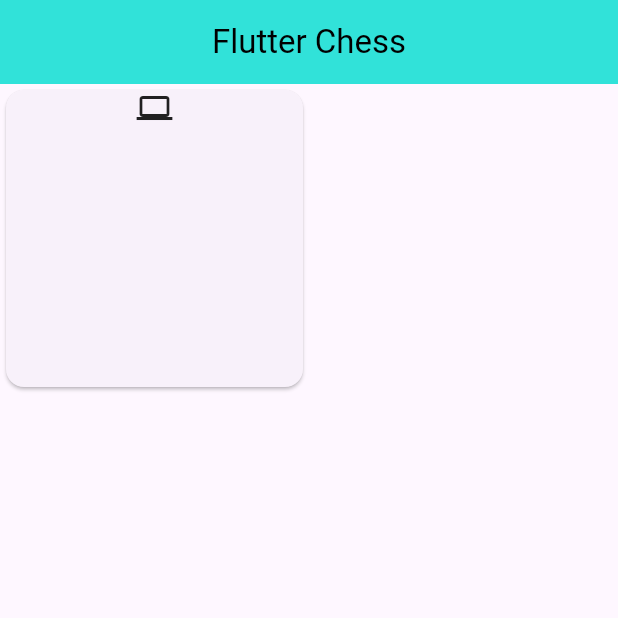
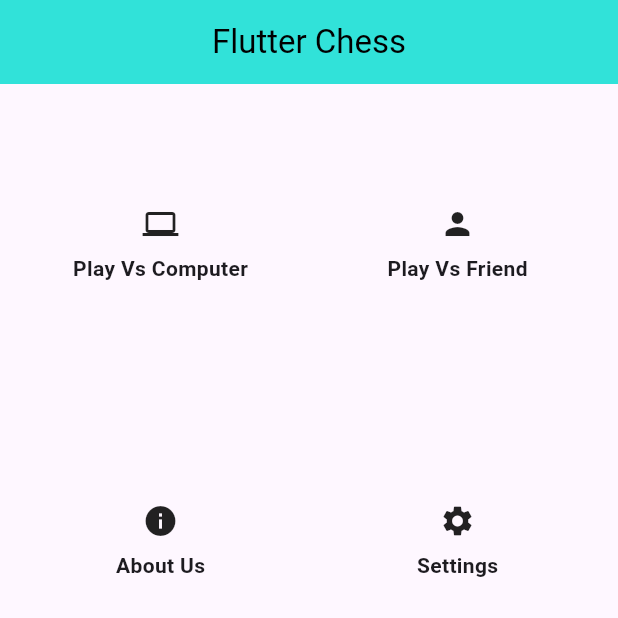
Before and after one commit to infomotin/chess_, a Flutter app: the screen it shows after launch, on a phone screen of 412 x 824 dp, the top half of it. Run offline on Flutter 3.47's test engine with Material 3 defaults, Android fonts, the phone set to English and light mode, and no system bars; missing offline and left inert: bishop, dart:html, square_bishop, squares.

Commit message:
HomeScreen and GameScreen Screen Splite

```diff
--- a/lib/main_screen/home_screen.dart
+++ b/lib/main_screen/home_screen.dart
@@ -1,4 +1,7 @@
 import 'dart:math';
+import 'package:chess/main_screen/about_screen.dart';
+import 'package:chess/main_screen/game_time_screen.dart';
+import 'package:chess/main_screen/setting_screen.dart';
 import 'package:flutter/material.dart';
 
 class HomeScreen extends StatefulWidget {
@@ -19,18 +22,77 @@ class _HomeScreenState extends State<HomeScreen> {
               'Flutter Chess',
               style: TextStyle(color: Colors.black),
             )),
-        body: GridView.count(
-          crossAxisCount: 2,
-          shrinkWrap: true,
-          children: [
-            Card(
-              child: Column(
-                children: [
-                  Icon(Icons.computer)
-                ],
-              ),
-            )
-          ],
+        body: Padding(
+          padding: const EdgeInsets.all(8.0),
+          child: GridView.count(
+            crossAxisCount: 2,
+            shrinkWrap: true,
+            children: [
+              buildGameType(
+                  label: 'Play Vs Computer',
+                  icon: Icons.computer,
+                  onTap: () {
+                    print("play vs computer");
+                    //Navigate to game time Screen
+                    Navigator.push(
+                        context,
+                        MaterialPageRoute(
+                            builder: (context) => const GameTimeScreen()));
+                  }),
+              buildGameType(
+                  label: 'Play Vs Friend',
+                  icon: Icons.person,
+                  onTap: () {
+                    print("play vs friend");
+                    Navigator.push(
+                        context,
+                        MaterialPageRoute(
+                            builder: (context) => const GameTimeScreen()));
+                  }),
+              buildGameType(
+                  label: 'About Us',
+                  icon: Icons.info,
+                  onTap: () {
+                    print("about us");
+                    Navigator.push(
+                        context,
+                        MaterialPageRoute(
+                            builder: (context) => const AboutScreen()));
+                  }),
+              buildGameType(
+                  label: 'Settings', icon: Icons.settings, onTap: () {
+                print("settings");
+                Navigator.push(
+                    context,
+                    MaterialPageRoute(
+                        builder: (context) => const SettingScreen()));
+                  }),
+            ],
+          ),
         ));
   }
 }
+
+Widget buildGameType(
+    {required String label,
+    String? gameTime,
+    IconData? icon,
+    required Function() onTap}) {
+  return InkWell(
+    borderRadius: BorderRadius.circular(20),
+    onTap: onTap,
+    child: Column(
+      mainAxisAlignment: MainAxisAlignment.center,
+      children: [
+        icon != null ? Icon(icon) : Text(gameTime!),
+        const SizedBox(
+          height: 8,
+        ),
+        Text(
+          label,
+          style: const TextStyle(fontWeight: FontWeight.bold),
+        )
+      ],
+    ),
+  );
+}
```
Also changed, not shown: lib/helpper/helpper_method.dart (added, +14 -0 lines), lib/main_screen/about_screen.dart (added, +32 -0 lines), lib/main_screen/game_time_screen.dart (added, +32 -0 lines), lib/main_screen/setting_screen.dart (added, +32 -0 lines), lib/main_screen/online_game_screen.dart (added).
